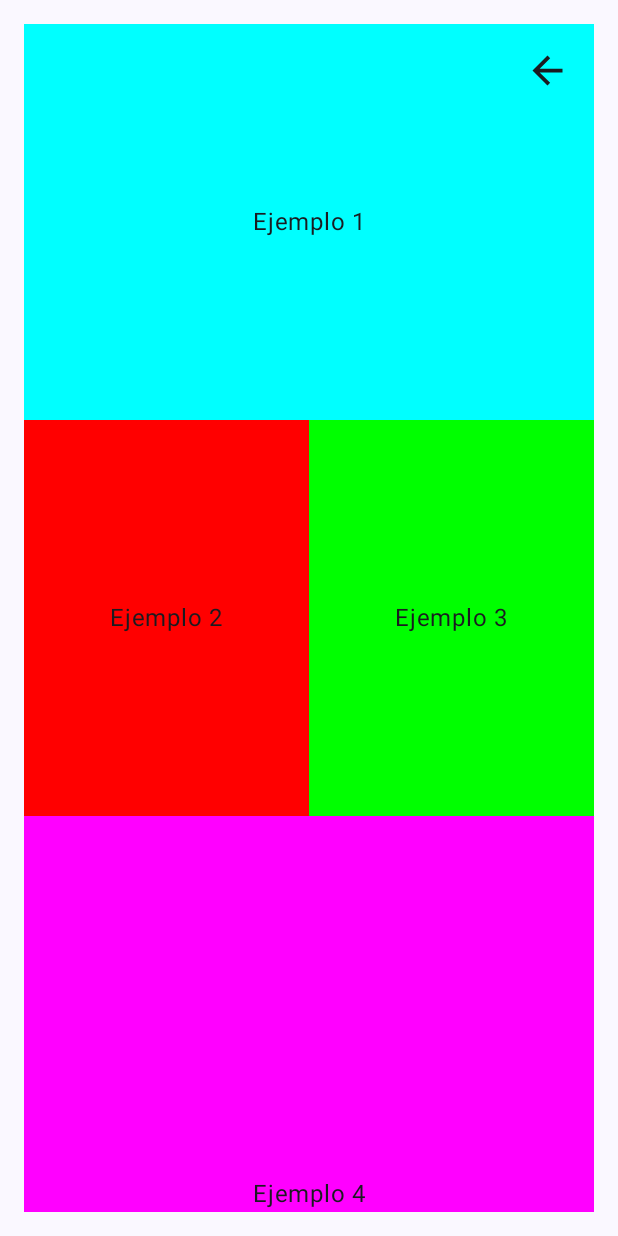
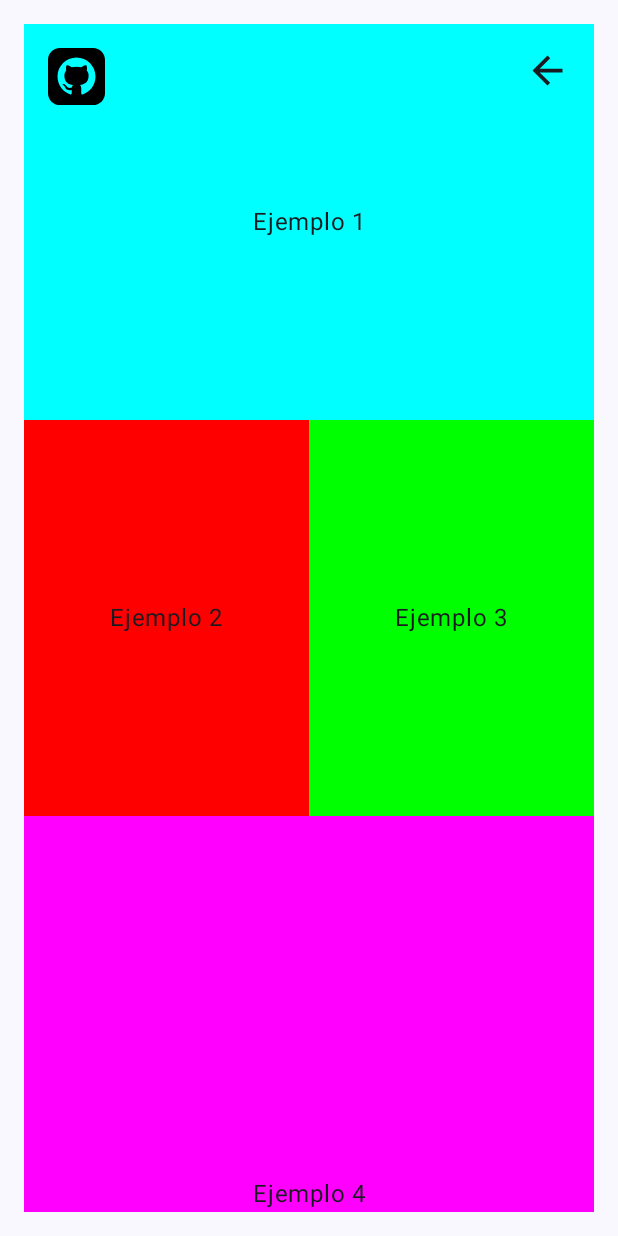
Before and after one commit to juanfranj/AppJetpackComposeCatalogo, an Android app built with Jetpack Compose: the complexLayout screen opened through its navigation route, on a phone screen of 412 x 824 dp. Run offline under Robolectric (Android 15) with nearby library versions, the phone set to English and light mode, and no system bars; our stand-ins replace Dagger/Hilt's generated code.

Commit message:
incluyendo icono github

```diff
--- a/app/src/main/java/com/cursojetpackcompose/jetpackcomposecatalogomio/components/componentes/ButtonMultiSelect.kt
+++ b/app/src/main/java/com/cursojetpackcompose/jetpackcomposecatalogomio/components/componentes/ButtonMultiSelect.kt
@@ -30,7 +30,7 @@ import com.cursojetpackcompose.jetpackcomposecatalogomio.model.Routes
 
 @Composable
 fun MultiSelectableButton(navigationController: NavHostController, detailButtonMultiSelectViewModel: DetailButtonMultiSelectViewModel) {
-    val options = listOf("Tabla 2", "Tabla 3", "Tabla 4", "Tabla 5", "Tabla 6", "Tabla 7", "Tabla 8", "Tabla 9", "Tabla 10")
+    val options = listOf("Tabla del 2", "Tabla del 3", "Tabla del 4", "Tabla del 5", "Tabla del 6", "Tabla del 7", "Tabla del 8", "Tabla del 9", "Tabla del 10")
     //val selectedOptions = remember { mutableStateListOf<String>() }
     val selectedOptions by remember { mutableStateOf(detailButtonMultiSelectViewModel.selectedItems) }
 
--- a/app/src/main/java/com/cursojetpackcompose/jetpackcomposecatalogomio/layout/ui/ComplexLayout.kt
+++ b/app/src/main/java/com/cursojetpackcompose/jetpackcomposecatalogomio/layout/ui/ComplexLayout.kt
@@ -62,6 +62,9 @@ fun MySpace(size:Int){
     Spacer(modifier = Modifier.height(size.dp))
 }
 
+
+
+
 @Preview(showBackground = true)
 @Composable
 fun GreetingPreview() {
--- a/app/src/main/java/com/cursojetpackcompose/jetpackcomposecatalogomio/layout/ui/EjercicioUno.kt
+++ b/app/src/main/java/com/cursojetpackcompose/jetpackcomposecatalogomio/layout/ui/EjercicioUno.kt
@@ -1,5 +1,7 @@
 package com.cursojetpackcompose.jetpackcomposecatalogomio.layout.ui
 
+import android.content.Intent
+import android.net.Uri
 import androidx.compose.foundation.background
 import androidx.compose.foundation.clickable
 import androidx.compose.foundation.layout.Box
@@ -12,20 +14,27 @@ import androidx.compose.foundation.layout.padding
 import androidx.compose.foundation.layout.size
 import androidx.compose.material.icons.Icons
 import androidx.compose.material.icons.filled.ArrowBack
+import androidx.compose.material3.FloatingActionButton
 import androidx.compose.material3.Icon
 import androidx.compose.material3.Text
 import androidx.compose.runtime.Composable
 import androidx.compose.ui.Alignment
 import androidx.compose.ui.Modifier
 import androidx.compose.ui.graphics.Color
-import androidx.compose.ui.tooling.preview.Preview
+import androidx.compose.ui.platform.LocalContext
+import androidx.compose.ui.res.painterResource
 import androidx.compose.ui.unit.dp
 import androidx.navigation.NavHostController
-import com.cursojetpackcompose.jetpackcomposecatalogomio.ui.theme.JetpackComposeCatalogoMioTheme
+import com.cursojetpackcompose.jetpackcomposecatalogomio.R
 
 @Composable
 fun EjercicioUno(navigationController: NavHostController) {
-    Column(Modifier.fillMaxSize().padding(16.dp)) {
+
+    Column(
+        Modifier
+            .fillMaxSize()
+            .padding(16.dp)
+    ) {
         Box(
             modifier = Modifier
                 .fillMaxWidth()
@@ -42,6 +51,9 @@ fun EjercicioUno(navigationController: NavHostController) {
                     .size(30.dp)
                     .align(Alignment.TopEnd)
                     .clickable { navigationController.popBackStack() })
+//            OpenGitHubRepoButton()
+            GitHubIcon()
+
 
         }
         Row(
@@ -81,6 +93,57 @@ fun EjercicioUno(navigationController: NavHostController) {
     }
 }
 
+@Composable
+fun OpenGitHubRepoButton() {
+    val context = LocalContext.current
+    val githubRepoUrl = "https://github.com/tu-usuario/tu-repositorio"
+
+    Box(modifier = Modifier.fillMaxSize()) {
+        FloatingActionButton(
+            onClick = {
+                val intent = Intent(Intent.ACTION_VIEW, Uri.parse(githubRepoUrl))
+                context.startActivity(intent)
+            },
+            containerColor = Color.White,
+            contentColor = Color.Black,
+            modifier = Modifier
+                .align(Alignment.TopStart)
+                .padding(16.dp)
+        ) {
+            Icon(
+                painter = painterResource(id = R.drawable.ic_github), // Usa el ID de tu ícono SVG convertido
+                contentDescription = "Open GitHub Repo"
+
+            )
+
+        }
+    }
+}
+
+@Composable
+fun GitHubIcon() {
+    val context = LocalContext.current
+    val githubRepoUrl =
+        "https://github.com/juanfranj/AppJetpackComposeCatalogo/blob/main/app/src/main/java/com/cursojetpackcompose/jetpackcomposecatalogomio/layout/ui/EjercicioUno.kt"
+
+    Box(modifier = Modifier
+        .padding(16.dp)
+        .fillMaxSize()) {
+        Icon(
+            painter = painterResource(id = R.drawable.ic_github), // Usa el ID de tu ícono SVG convertido
+            contentDescription = "Open GitHub Repo",
+            tint = Color.Unspecified, // Mantén el color original del ícono
+            modifier = Modifier
+                .align(Alignment.TopStart)
+                .clickable {
+                    val intent = Intent(Intent.ACTION_VIEW, Uri.parse(githubRepoUrl))
+                    context.startActivity(intent)
+                }
+        )
+    }
+}
+
+
 //@Preview(showBackground = true, name = "EjercicioUno")
 //@Composable
 //fun GreetingPreviewEjercicioUno() {
--- /dev/null
+++ b/app/src/main/res/drawable/ic_github.xml
@@ -0,0 +1,9 @@
+<vector xmlns:android="http://schemas.android.com/apk/res/android"
+    android:width="38dp"
+    android:height="38dp"
+    android:viewportWidth="24"
+    android:viewportHeight="24">
+  <path
+      android:fillColor="#FF000000"
+      android:pathData="M19,0h-14c-2.761,0 -5,2.239 -5,5v14c0,2.761 2.239,5 5,5h14c2.762,0 5,-2.239 5,-5v-14c0,-2.761 -2.238,-5 -5,-5zM14.534,19.59c-0.405,0.078 -0.534,-0.171 -0.534,-0.384v-2.195c0,-0.747 -0.262,-1.233 -0.55,-1.481 1.782,-0.198 3.654,-0.875 3.654,-3.947 0,-0.874 -0.312,-1.588 -0.823,-2.147 0.082,-0.202 0.356,-1.016 -0.079,-2.117 0,0 -0.671,-0.215 -2.198,0.82 -0.64,-0.18 -1.324,-0.267 -2.004,-0.271 -0.68,0.003 -1.364,0.091 -2.003,0.269 -1.528,-1.035 -2.2,-0.82 -2.2,-0.82 -0.434,1.102 -0.16,1.915 -0.077,2.118 -0.512,0.56 -0.824,1.273 -0.824,2.147 0,3.064 1.867,3.751 3.645,3.954 -0.229,0.2 -0.436,0.552 -0.508,1.07 -0.457,0.204 -1.614,0.557 -2.328,-0.666 0,0 -0.423,-0.768 -1.227,-0.825 0,0 -0.78,-0.01 -0.055,0.487 0,0 0.525,0.246 0.889,1.17 0,0 0.463,1.428 2.688,0.944v1.489c0,0.211 -0.129,0.459 -0.528,0.385 -3.18,-1.057 -5.472,-4.056 -5.472,-7.59 0,-4.419 3.582,-8 8,-8s8,3.581 8,8c0,3.533 -2.289,6.531 -5.466,7.59z"/>
+</vector>
```
